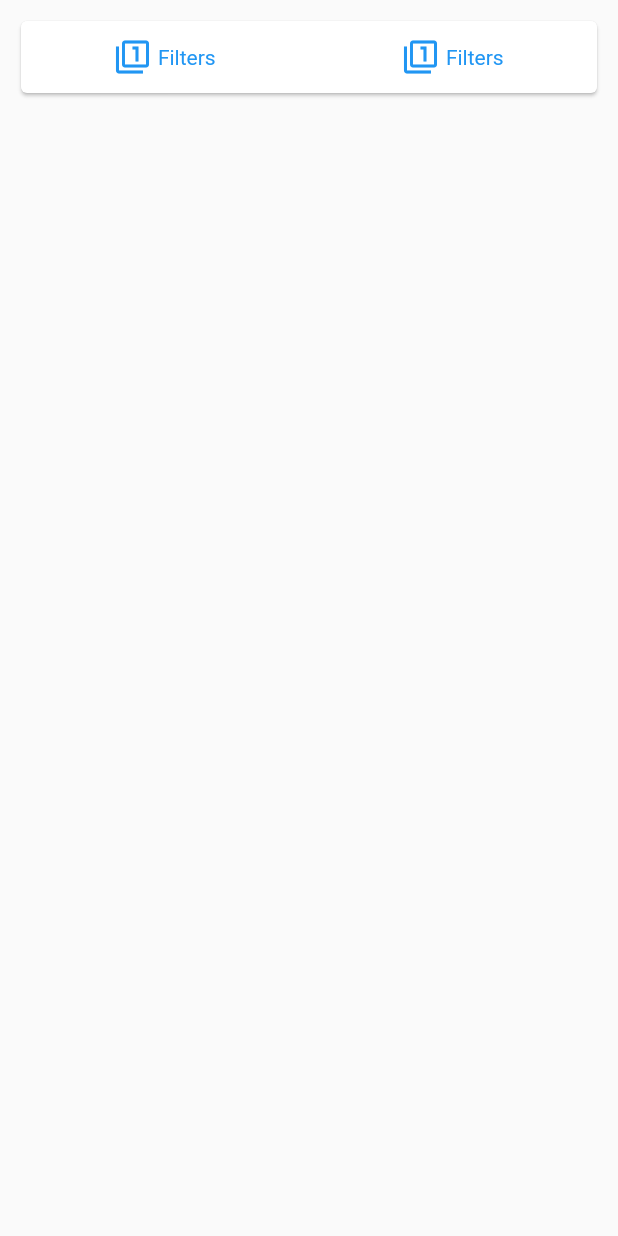
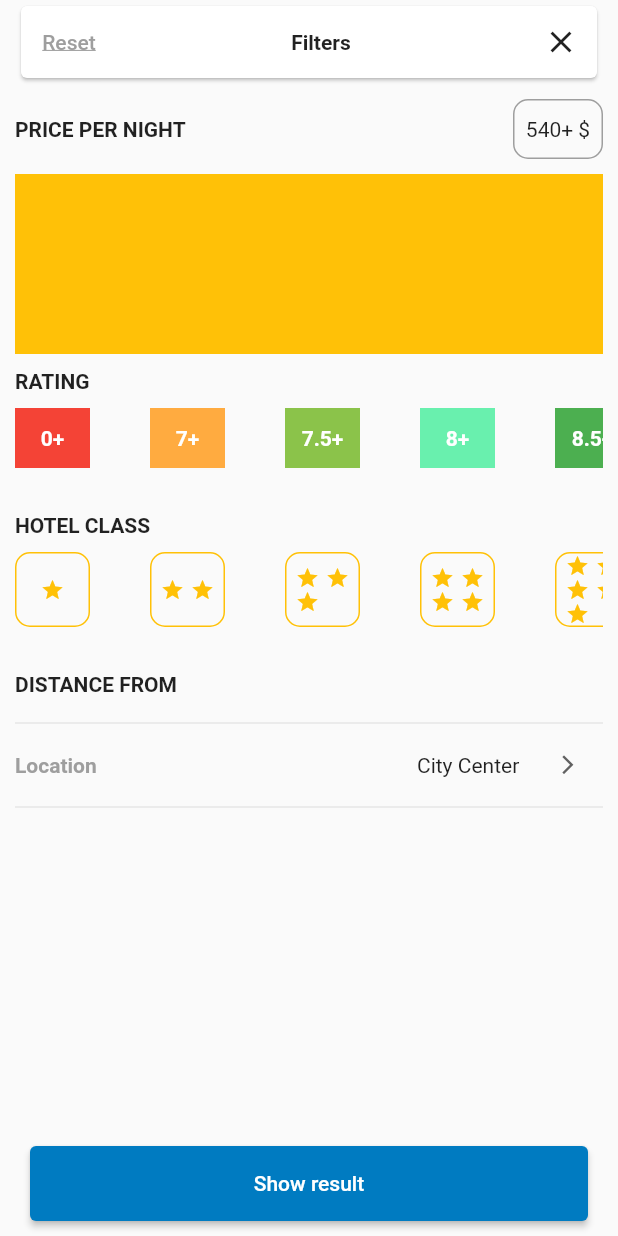
Before and after one commit to mahmoudbakir2015/tasks, a Flutter app: the screen it shows after launch, after a tap on "Filters", on a phone screen of 412 x 824 dp. Run offline on Flutter 3.47's test engine with Material 2 defaults, Android fonts, the phone set to English and light mode, and no system bars; drawn by our look-alikes of dropdown_button2, flutter_rating_bar; our stand-ins replace bloc, dio, flutter_bloc, pretty_dio_logger; network calls fail.

Commit message:
finish 90% of ui filter

```diff
--- /dev/null
+++ b/lib/core/widgets/header.dart
@@ -0,0 +1,34 @@
+import 'package:flutter/material.dart';
+
+Card buildHeader(BuildContext context,
+    {bool isFilter = true, required String text}) {
+  return Card(
+    child: Row(
+      mainAxisAlignment: MainAxisAlignment.spaceBetween,
+      children: [
+        if (isFilter == true)
+          TextButton(
+            onPressed: () {},
+            child: const Text(
+              'Reset',
+              style: TextStyle(
+                decoration: TextDecoration.underline,
+                color: Colors.grey,
+              ),
+            ),
+          ),
+        Text(
+          text,
+          style: const TextStyle(
+            fontWeight: FontWeight.bold,
+          ),
+        ),
+        IconButton(
+            onPressed: () {
+              Navigator.of(context).pop();
+            },
+            icon: const Icon(Icons.close)),
+      ],
+    ),
+  );
+}
--- /dev/null
+++ b/lib/presentation/filters/filters.dart
@@ -0,0 +1,149 @@
+import 'package:dropdown_button2/dropdown_button2.dart';
+import 'package:flutter/material.dart';
+import 'package:tasks/constants/styles.dart';
+import 'package:tasks/presentation/filters/items.dart';
+import '../../core/widgets/header.dart';
+
+// ignore: must_be_immutable
+class Filters extends StatefulWidget {
+  const Filters({
+    super.key,
+  });
+
+  @override
+  State<Filters> createState() => _FiltersState();
+}
+
+class _FiltersState extends State<Filters> {
+  List<Map<String, dynamic>> rating = [
+    {
+      'rating': '0',
+      'color': Colors.red,
+    },
+    {
+      'rating': '7',
+      'color': Colors.orangeAccent,
+    },
+    {
+      'rating': '7.5',
+      'color': Colors.lightGreen,
+    },
+    {
+      'rating': '8',
+      'color': Colors.greenAccent,
+    },
+    {
+      'rating': '8.5',
+      'color': Colors.green,
+    },
+  ];
+
+  List<double> numStars = [
+    1.5,
+    2,
+    3,
+    4,
+    5,
+  ];
+
+  var items = [
+    'City Center',
+    'Item 2',
+    'Item 3',
+    'Item 4',
+    'Item 5',
+  ];
+
+  String dropdownvalue = 'City Center';
+
+  @override
+  Widget build(BuildContext context) {
+    return Padding(
+      padding: EdgeInsets.symmetric(horizontal: Styles.appPadding),
+      child: Column(
+        crossAxisAlignment: CrossAxisAlignment.start,
+        children: [
+          buildHeader(context, text: 'Filters'),
+          choosePrice(),
+          chooseRate(rating: rating),
+          const SizedBox(
+            height: 20,
+          ),
+          chooseStarsRate(numStars: numStars),
+          const SizedBox(
+            height: 20,
+          ),
+          chooseAddress(context: context, value: dropdownvalue),
+          const Spacer(),
+          buildFooter(),
+        ],
+      ),
+    );
+  }
+
+  Column chooseAddress({required BuildContext context, String? value}) {
+    return Column(
+      crossAxisAlignment: CrossAxisAlignment.start,
+      children: [
+        buildBoldText(text: 'DISTANCE FROM'),
+        const Divider(),
+        Row(
+          mainAxisAlignment: MainAxisAlignment.spaceBetween,
+          children: [
+            const Text(
+              'Location',
+              style: TextStyle(
+                fontWeight: FontWeight.bold,
+                color: Colors.grey,
+              ),
+            ),
+            DropdownButtonHideUnderline(
+              child: DropdownButton2<String>(
+                iconStyleData: const IconStyleData(
+                  icon: Icon(
+                    Icons.arrow_forward_ios,
+                    size: 15,
+                  ),
+                ),
+                isExpanded: true,
+                hint: Text(
+                  'Location',
+                  style: TextStyle(
+                    fontSize: 14,
+                    color: Theme.of(context).hintColor,
+                  ),
+                ),
+                items: items
+                    .map((String item) => DropdownMenuItem<String>(
+                          value: item,
+                          child: Text(
+                            item,
+                            style: const TextStyle(
+                              fontSize: 14,
+                            ),
+                          ),
+                        ))
+                    .toList(),
+                value: dropdownvalue,
+                onChanged: (String? value) {
+                  setState(() {
+                    dropdownvalue = value!;
+                  });
+                },
+                buttonStyleData: const ButtonStyleData(
+                  padding: EdgeInsets.symmetric(horizontal: 16),
+                  height: 40,
+                  width: 140,
+                ),
+                menuItemStyleData: const MenuItemStyleData(
+                  height: 40,
+                ),
+              ),
+            )
+          ],
+        ),
+        const Divider(),
+      ],
+    );
+  }
+}
--- /dev/null
+++ b/lib/presentation/filters/items.dart
@@ -0,0 +1,176 @@
+import 'package:flutter/material.dart';
+import 'package:flutter_rating_bar/flutter_rating_bar.dart';
+
+import '../../constants/styles.dart';
+
+Column chooseRate({required List rating}) {
+  return Column(
+    crossAxisAlignment: CrossAxisAlignment.start,
+    children: [
+      buildBoldText(text: 'RATING'),
+      SizedBox(
+        width: double.infinity,
+        height: 40,
+        child: ListView.separated(
+          shrinkWrap: true,
+          scrollDirection: Axis.horizontal,
+          itemBuilder: (context, index) {
+            return chooseRateItem(
+                color: rating[index]['color'], rate: rating[index]['rating']);
+          },
+          separatorBuilder: (context, index) {
+            return const SizedBox(
+              width: 40,
+            );
+          },
+          itemCount: rating.length,
+        ),
+      ),
+    ],
+  );
+}
+
+Container chooseRateItem({required Color color, required String rate}) {
+  return Container(
+    color: color,
+    width: 50,
+    child: Center(
+        child: Text(
+      '$rate+',
+      style: const TextStyle(
+        color: Colors.white,
+        fontWeight: FontWeight.bold,
+      ),
+    )),
+  );
+}
+
+SizedBox choosePrice() {
+  return SizedBox(
+    width: double.infinity,
+    height: 180,
+    child: Column(
+      children: [
+        Padding(
+          padding: EdgeInsets.symmetric(vertical: Styles.appPadding),
+          child: Row(
+            mainAxisAlignment: MainAxisAlignment.spaceBetween,
+            children: [
+              buildBoldText(text: 'PRICE PER NIGHT'),
+              Container(
+                decoration: BoxDecoration(
+                  borderRadius: BorderRadius.circular(Styles.appPadding),
+                  border: Border.all(
+                    color: Colors.grey,
+                  ),
+                ),
+                width: 60,
+                height: 40,
+                child: const Center(
+                  child: Text(
+                    r'540+ $',
+                    style: TextStyle(
+                      color: Colors.black87,
+                    ),
+                  ),
+                ),
+              ),
+            ],
+          ),
+        ),
+        Expanded(
+          child: Container(
+            color: Colors.amber,
+          ),
+        ),
+      ],
+    ),
+  );
+}
+
+Padding buildBoldText({required String text}) {
+  return Padding(
+    padding: EdgeInsets.symmetric(vertical: Styles.appPadding),
+    child: Text(
+      text,
+      style: const TextStyle(
+        fontWeight: FontWeight.bold,
+      ),
+    ),
+  );
+}
+
+Column chooseStarsRate({required List numStars}) {
+  return Column(
+    crossAxisAlignment: CrossAxisAlignment.start,
+    children: [
+      buildBoldText(text: 'HOTEL CLASS'),
+      buildStarsItem(numStars: numStars),
+    ],
+  );
+}
+
+buildStarsItem({required List numStars}) {
+  return SizedBox(
+    height: 50,
+    width: double.infinity,
+    child: ListView.separated(
+      shrinkWrap: true,
+      scrollDirection: Axis.horizontal,
+      itemBuilder: (context, index) {
+        return Container(
+          width: 50,
+          decoration: BoxDecoration(
+            border: Border.all(color: Colors.amber),
+            borderRadius: BorderRadius.circular(
+              Styles.appPadding,
+            ),
+          ),
+          child: Center(
+            child: RatingBar.builder(
+              initialRating: numStars[index].toDouble(),
+              minRating: 1,
+              itemSize: 16,
+              direction: Axis.horizontal,
+              allowHalfRating: true,
+              itemCount: numStars[index].toInt(),
+              itemPadding: const EdgeInsets.symmetric(horizontal: 2.0),
+              itemBuilder: (context, _) => const Icon(
+                Icons.star,
+                color: Colors.amber,
+              ),
+              onRatingUpdate: (rating) {
+                print(rating);
+              },
+            ),
+          ),
+        );
+      },
+      separatorBuilder: (context, index) {
+        return const SizedBox(
+          width: 40,
+        );
+      },
+      itemCount: numStars.length,
+    ),
+  );
+}
+
+SizedBox buildFooter() {
+  return SizedBox(
+    width: double.infinity,
+    height: 70,
+    child: Expanded(
+      child: Padding(
+        padding: EdgeInsets.all(Styles.appPadding),
+        child: ElevatedButton(
+          style: ElevatedButton.styleFrom(
+            backgroundColor: const Color(0xff007BC1),
+          ),
+          onPressed: () {},
+          child: const Text('Show result'),
+        ),
+      ),
+    ),
+  );
+}
--- a/lib/presentation/home/items.dart
+++ b/lib/presentation/home/items.dart
@@ -1,6 +1,8 @@
 import 'package:flutter/material.dart';
 import 'package:flutter_rating_bar/flutter_rating_bar.dart';
 import '../../constants/styles.dart';
+import '../filters/filters.dart';
+import '../sort/sort.dart';
 
 class Header extends StatelessWidget {
   const Header({super.key});
@@ -13,13 +15,37 @@ class Header extends StatelessWidget {
         children: [
           customButton(
             text: 'Filters',
-            icon: Icons.filter_1_outlined,
-            onPressed: () {},
+            icon: Icons.filter_list,
+            onPressed: () {
+              showBottomSheet(
+                  shape: RoundedRectangleBorder(
+                    borderRadius: BorderRadius.only(
+                      topLeft: Radius.circular(Styles.appPadding),
+                      topRight: Radius.circular(Styles.appPadding),
+                    ),
+                  ),
+                  context: context,
+                  builder: (context) {
+                    return Filters();
+                  });
+            },
           ),
           customButton(
-            text: 'Filters',
-            icon: Icons.filter_1_outlined,
-            onPressed: () {},
+            text: 'Sort',
+            icon: Icons.sort_by_alpha,
+            onPressed: () {
+              showBottomSheet(
+                  shape: RoundedRectangleBorder(
+                    borderRadius: BorderRadius.only(
+                      topLeft: Radius.circular(Styles.appPadding),
+                      topRight: Radius.circular(Styles.appPadding),
+                    ),
+                  ),
+                  context: context,
+                  builder: (context) {
+                    return const Sort();
+                  });
+            },
           ),
         ],
       ),
@@ -103,7 +129,7 @@ Row buildSubDetails(
             height: 20,
             child: Center(
               child: Text(
-                '$rating ',
+                '${rating.toDouble()}',
                 style: const TextStyle(
                   color: Colors.white,
                 ),
--- /dev/null
+++ b/lib/presentation/sort/sort.dart
@@ -0,0 +1,26 @@
+import 'package:flutter/material.dart';
+
+class Sort extends StatelessWidget {
+  const Sort({
+    super.key,
+  });
+
+  @override
+  Widget build(BuildContext context) {
+    return Column(
+      mainAxisSize: MainAxisSize.min,
+      children: [
+        Container(
+          height: 100,
+          width: 100,
+          color: Colors.red,
+        ),
+        Container(
+          height: 100,
+          width: 100,
+          color: Colors.red,
+        ),
+      ],
+    );
+  }
+}
--- a/pubspec.yaml
+++ b/pubspec.yaml
@@ -38,6 +38,7 @@ dependencies:
   dio: ^5.3.3
   bloc: ^8.1.2
   flutter_rating_bar: ^4.0.1
+  dropdown_button2: ^2.3.9
 
 dev_dependencies:
   flutter_lints: ^2.0.0
```
Also changed, not shown: pubspec.lock.
